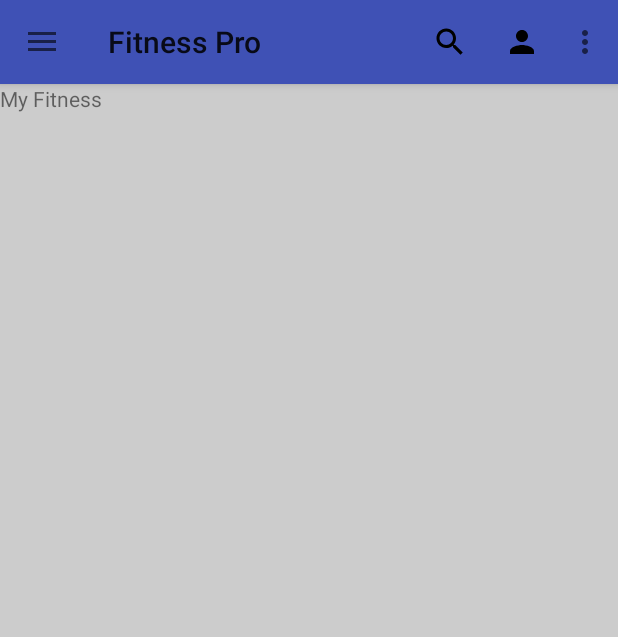
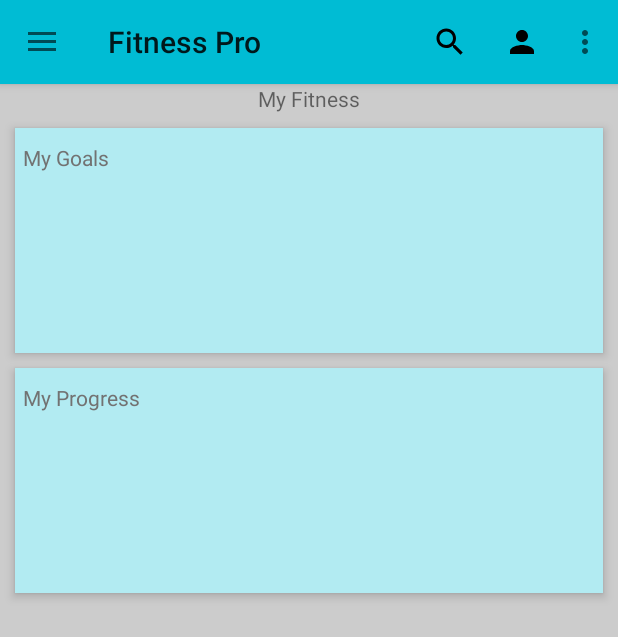
Before and after one commit to jrbrayjr2006/Fitness_Pro_Android, an Android app: the screen it shows after launch (MainActivity), on a phone screen of 412 x 824 dp. Shown: the top 637 px of the screen. Run offline under Robolectric (Android 15) with nearby library versions, the phone set to English and light mode, and no system bars.

Commit message:
Began to add images, colors and styles to app

```diff
--- a/app/src/main/java/com/jaydot2/fitnessapp/basic/MainActivity.java
+++ b/app/src/main/java/com/jaydot2/fitnessapp/basic/MainActivity.java
@@ -77,8 +77,14 @@ public class MainActivity extends AppCompatActivity {
                 View child = recyclerView.findChildViewUnder(motionEvent.getX(), motionEvent.getY());
 
                 if(child != null && mGestureDetector.onTouchEvent(motionEvent)) {
+                    int index = recyclerView.getChildAdapterPosition(child);
+
+                    // handle navigation header
+                    if(index < 1) {
+                        index = 1;
+                    }
                     mDrawer.closeDrawers();
-                    switch(recyclerView.getChildAdapterPosition(child)) {
+                    switch(index) {
                         case 1:
                             onMyFitnessItemClicked();
                             break;
@@ -97,7 +103,7 @@ public class MainActivity extends AppCompatActivity {
                         default:
                             break;
                     }
-                    Toast.makeText(MainActivity.this, "The Item Clicked is: " + TITLES[recyclerView.getChildAdapterPosition(child) -1], Toast.LENGTH_SHORT).show();
+                    Toast.makeText(MainActivity.this, "The Item Clicked is: " + TITLES[index - 1], Toast.LENGTH_SHORT).show();
                     return true;
                 }
                 return false;
--- a/app/src/main/res/layout/fragment_myfitness.xml
+++ b/app/src/main/res/layout/fragment_myfitness.xml
@@ -8,8 +8,49 @@
 
     <TextView
         android:id="@+id/welcomeText"
-        android:layout_width="wrap_content"
+        android:layout_width="match_parent"
         android:layout_height="wrap_content"
+        android:textAlignment="center"
         android:text="@string/navigation_title_my_fitness"/>
 
+    <LinearLayout
+        android:layout_width="match_parent"
+        android:layout_height="150dp"
+        android:layout_marginTop="10dp"
+        android:layout_marginLeft="10dp"
+        android:layout_marginRight="10dp"
+        android:background="@color/colorPrimaryLight"
+        android:elevation="4dp">
+
+        <TextView
+            android:id="@+id/goalsTitleText"
+            android:layout_width="wrap_content"
+            android:layout_height="wrap_content"
+            android:layout_marginTop="10dp"
+            android:layout_marginLeft="5dp"
+            android:textColor="@color/secondary_text"
+            android:text="@string/my_goals"/>
+
+    </LinearLayout>
+
+    <LinearLayout
+        android:layout_width="match_parent"
+        android:layout_height="150dp"
+        android:layout_marginTop="10dp"
+        android:layout_marginLeft="10dp"
+        android:layout_marginRight="10dp"
+        android:background="@color/colorPrimaryLight"
+        android:elevation="4dp">
+
+        <TextView
+            android:id="@+id/progressTitleText"
+            android:layout_width="wrap_content"
+            android:layout_height="wrap_content"
+            android:layout_marginTop="10dp"
+            android:layout_marginLeft="5dp"
+            android:textColor="@color/secondary_text"
+            android:text="@string/my_progress"/>
+
+    </LinearLayout>
+
 </LinearLayout>
--- a/app/src/main/res/values/colors.xml
+++ b/app/src/main/res/values/colors.xml
@@ -1,8 +1,13 @@
 <?xml version="1.0" encoding="utf-8"?>
 <resources>
-    <color name="colorPrimary">#3F51B5</color>
-    <color name="colorPrimaryDark">#303F9F</color>
-    <color name="colorAccent">#FF4081</color>
+    <color name="colorPrimary">#00BCD4</color>
+    <color name="colorPrimaryDark">#0097A7</color>
+    <color name="colorPrimaryLight">#B2EBF2</color>
+    <color name="colorAccent">#CDDC39</color>
+    <color name="primary_text">#212121</color>
+    <color name="secondary_text">#727272</color>
+    <color name="icons">#FFFFFF</color>
+    <color name="divider">#B6B6B6</color>
     <color name="white">#FFFFFF</color>
     <color name="fitnessBlue">#75EDFF</color>
     <color name="fitnessGreen">#68FFBF</color>
--- a/app/src/main/res/values/strings.xml
+++ b/app/src/main/res/values/strings.xml
@@ -16,4 +16,7 @@
     <string name="action_user">User</string>
     <string name="message_quit">Quitting Fitness Pro App...</string>
     <string name="default_name">User Name</string>
+
+    <string name="my_goals">My Goals</string>
+    <string name="my_progress">My Progress</string>
 </resources>
```
Also changed, not shown: app/src/main/res/mipmap-hdpi/ic_launcher.png, app/src/main/res/mipmap-mdpi/ic_launcher.png, app/src/main/res/mipmap-xhdpi/ic_launcher.png, app/src/main/res/mipmap-xxhdpi/ic_launcher.png, app/src/main/res/mipmap-xxxhdpi/ic_launcher.png.
